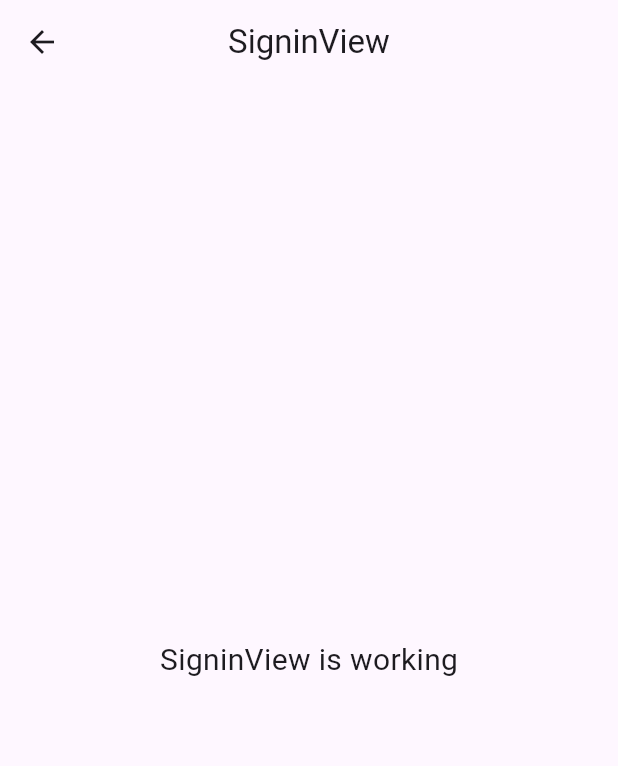
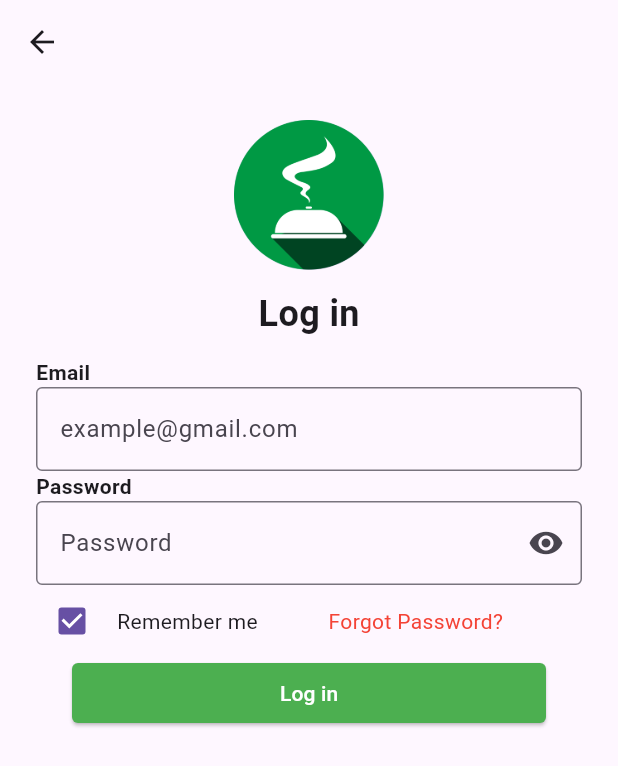
Before and after one commit to shivsah9/auth_app, a Flutter app: the SigninView screen opened by its route, on a phone screen of 412 x 824 dp. Shown: the top 766 px of the screen. Run offline on Flutter 3.47's test engine with Material 3 defaults, Android fonts, the phone set to English and light mode, and no system bars; our stand-ins replace get.

Commit message:
add : signin

```diff
--- a/lib/app/modules/signin/views/signin_view.dart
+++ b/lib/app/modules/signin/views/signin_view.dart
@@ -9,16 +9,89 @@ class SigninView extends GetView<SigninController> {
   @override
   Widget build(BuildContext context) {
     return Scaffold(
-      appBar: AppBar(
-        title: const Text('SigninView'),
-        centerTitle: true,
-      ),
-      body: const Center(
-        child: Text(
-          'SigninView is working',
-          style: TextStyle(fontSize: 20),
-        ),
-      ),
-    );
+        appBar: AppBar(),
+        body: Padding(
+          padding: EdgeInsets.all(24),
+          child: Column(
+            children: [
+              CircleAvatar(
+                radius: 50,
+                child: Image.asset(
+                  "assets/logo/logo.png",
+                  height: 107,
+                  width: 107,
+                ),
+              ),
+              SizedBox(
+                height: 12,
+              ),
+              Text(
+                'Log in',
+                style: TextStyle(fontSize: 24, fontWeight: FontWeight.bold),
+              ),
+              SizedBox(
+                height: 12,
+              ),
+              Align(
+                  alignment: Alignment.centerLeft,
+                  child: Text(
+                    'Email',
+                    style: TextStyle(fontWeight: FontWeight.w700, fontSize: 14),
+                  )),
+              TextFormField(
+                decoration: InputDecoration(
+                  hintText: 'example@gmail.com',
+                  border: OutlineInputBorder(
+                      borderRadius: BorderRadius.circular(4)),
+                ),
+              ),
+              Align(
+                  alignment: Alignment.centerLeft,
+                  child: Text(
+                    'Password',
+                    style: TextStyle(fontWeight: FontWeight.w700, fontSize: 14),
+                  )),
+              TextFormField(
+                decoration: InputDecoration(
+                  hintText: 'Password',
+                  suffixIcon: Icon(Icons.visibility),
+                  border: OutlineInputBorder(
+                      borderRadius: BorderRadius.circular(4)),
+                ),
+              ),
+              Row(
+                children: [
+                  Checkbox(
+                    value: true,
+                    onChanged: (value) {},
+                  ),
+                  SizedBox(width: 6,),
+                  Text('Remember me'),
+                  SizedBox(
+                    width: 47,),
+                  Text('Forgot Password?' ,style: TextStyle(color: Colors.red),),
+                ],
+              ),
+              Container(
+                width: double.maxFinite,
+                padding: const EdgeInsets.symmetric(horizontal: 24),
+                child: ElevatedButton(
+                  onPressed: () {
+                    // go to signin page
+                    // Get.toNamed(Routes.SIGNIN);
+                  },
+                  child: Text("Log in"),
+                  style: ElevatedButton.styleFrom(
+                    backgroundColor: Colors.green,
+                    foregroundColor: Colors.white,
+                    shape: RoundedRectangleBorder(
+                      borderRadius: BorderRadius.circular(4),
+                    ),
+                  ),
+                ),
+              ),
+            ],
+          ),
+        ));
   }
 }
```
